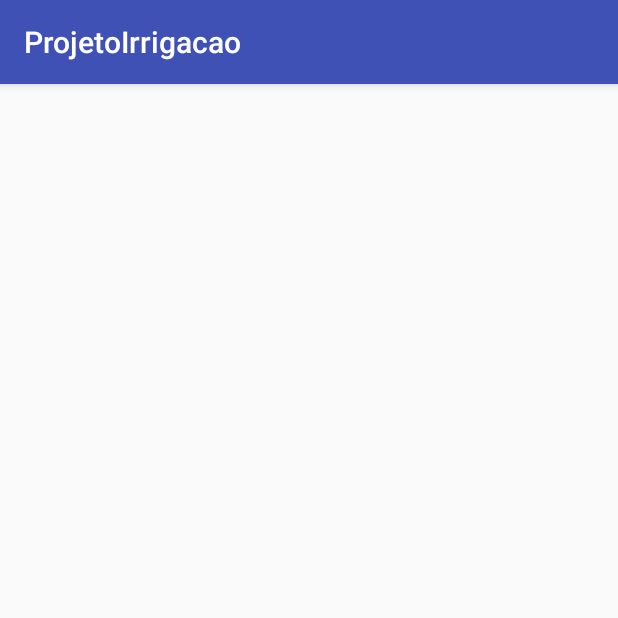
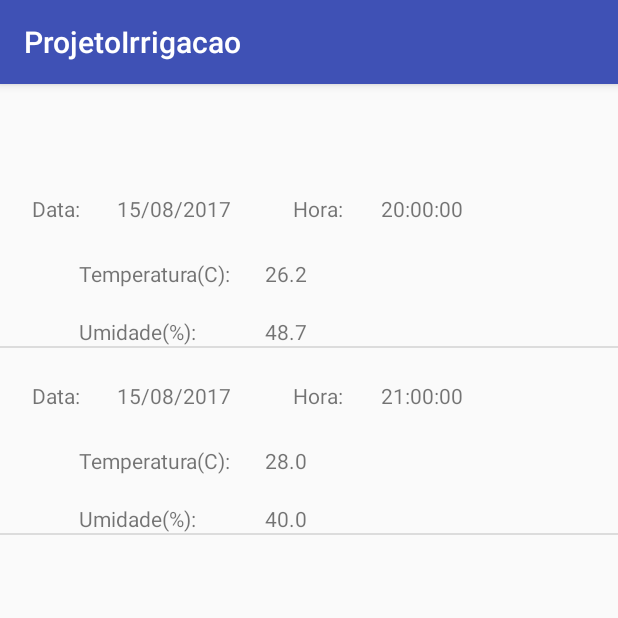
Before and after one commit to jonathan-carvalho/Irrigacao-Automatizada, an Android app: the ClimatologiaActivity screen opened directly, with no data from a screen before it, on a phone screen of 412 x 824 dp, the top half of it. Run offline under Robolectric (Android 15) with nearby library versions, the phone set to English and light mode, and no system bars.

Commit message:
Tela climatologia com adapter!

```diff
--- a/aplicativo/app/src/main/java/com/example/vinic/projetoirrigacao/ClimatologiaActivity.java
+++ b/aplicativo/app/src/main/java/com/example/vinic/projetoirrigacao/ClimatologiaActivity.java
@@ -9,12 +9,18 @@ import android.os.Message;
 import android.support.v7.app.AppCompatActivity;
 import android.util.Log;
 import android.view.View;
+import android.widget.ArrayAdapter;
+import android.widget.ListView;
 import android.widget.Toast;
 
+import java.io.BufferedReader;
+import java.io.FileNotFoundException;
 import java.io.IOException;
 import java.io.InputStream;
+import java.io.InputStreamReader;
 import java.io.OutputStream;
 import java.io.OutputStreamWriter;
+import java.util.ArrayList;
 
 /**
  * Created by vinic on 18/08/2017.
@@ -26,16 +32,36 @@ public class ClimatologiaActivity extends AppCompatActivity {
 
     Handler mHandler;
     StringBuilder dadosBluetooth = new StringBuilder();
-
+    ConexaoBluetooth conexaoBluetooth= ConexaoBluetooth.getInstance();
     ConnectedThread connectedThread;
 
     @Override
     protected void onCreate(Bundle savedInstanceState){
         super.onCreate(savedInstanceState);
         setContentView(R.layout.activity_climatologia);
+
         Toast.makeText(getApplicationContext(),"Iniciando coleta dos dados...", Toast.LENGTH_LONG).show();
 
-        mHandler = new Handler() {
+        /*
+        conexaoBluetooth.enviarDados("clima");
+        connectedThread= new ConnectedThread(conexaoBluetooth.mSocket);
+        connectedThread.start();
+*/
+        String test= "15,08,2017,20,00,00,26.2,48.7\n15,08,2017,21,00,00,28.0,40.0\n";
+
+
+        try {
+            OutputStreamWriter outputStreamWriter = new OutputStreamWriter(getApplicationContext().openFileOutput("climatologia", Context.MODE_PRIVATE));
+            outputStreamWriter.write(test);
+            outputStreamWriter.close();
+        } catch (IOException e) {
+            Log.e("Exception", "File write failed: " + e.toString());
+        }
+
+
+
+
+        /*mHandler = new Handler() {
 
             @Override
             public void handleMessage(Message msg) {
@@ -46,37 +72,68 @@ public class ClimatologiaActivity extends AppCompatActivity {
 
                     dadosBluetooth.append(recebidos);
 
-                    int fimInformacao = dadosBluetooth.indexOf("}");
+                    try {
+                        OutputStreamWriter outputStreamWriter = new OutputStreamWriter(getApplicationContext().openFileOutput("climatologia", Context.MODE_APPEND));
+                        outputStreamWriter.write(dadosBluetooth.toString());
+                        outputStreamWriter.close();
+                    } catch (IOException e) {
+                        Log.e("Exception", "File write failed: " + e.toString());
+                    }
+                    Toast.makeText(getApplicationContext(),"Concluído!", Toast.LENGTH_SHORT).show();
+                    Toast.makeText(getApplicationContext(),"Dados recebidos: "+dadosBluetooth.toString(), Toast.LENGTH_LONG).show();
 
-                    if(fimInformacao>0){
-
-                        String dadosCompletos = dadosBluetooth.substring(0, fimInformacao);
-
-                        int tamanhoInformacao = dadosCompletos.length();
-
-                        if(dadosBluetooth.charAt(0)== '{'){
-
-                            String dadosFinais= dadosBluetooth.substring(1, tamanhoInformacao);
-                            Log.d("TAG", dadosFinais);
-
-                            try {
-                                OutputStreamWriter outputStreamWriter = new OutputStreamWriter(getApplicationContext().openFileOutput("climatologia.csv", Context.MODE_PRIVATE));
-                                outputStreamWriter.write(dadosFinais);
-                                outputStreamWriter.close();
-                            } catch (IOException e) {
-                                Log.e("Exception", "File write failed: " + e.toString());
-                            }
-                            Toast.makeText(getApplicationContext(),"Concluído!", Toast.LENGTH_LONG).show();
-                            Toast.makeText(getApplicationContext(),"Dados recebidos: "+dadosFinais, Toast.LENGTH_LONG).show();
-
-                        }
-                        dadosBluetooth.delete(0,dadosBluetooth.length());
-                        dadosCompletos=" ";
-                    }
                 }
 
             }
-        };
+        };*/
+
+        ArrayList<Leitura> arrayList = new ArrayList<Leitura>();
+
+
+
+        try {
+            InputStream inputStream = getApplicationContext().openFileInput("climatologia");
+
+            if ( inputStream != null ) {
+                InputStreamReader inputStreamReader = new InputStreamReader(inputStream);
+                BufferedReader bufferedReader = new BufferedReader(inputStreamReader);
+                String receiveString = "";
+                StringBuilder stringBuilder = new StringBuilder();
+
+                while ( (receiveString = bufferedReader.readLine()) != null ) {
+                    String informacao[]= new String[8];
+                    informacao= receiveString.split(",");
+
+                    Leitura leitura= new Leitura();
+
+                    leitura.setDia(informacao[0]);
+                    leitura.setMes(informacao[1]);
+                    leitura.setAno(informacao[2]);
+                    leitura.setHora(informacao[3]);
+                    leitura.setMinuto(informacao[4]);
+                    leitura.setSegundo(informacao[5]);
+                    leitura.setTemperatura(informacao[6]);
+                    leitura.setUmidade(informacao[7]);
+
+
+                    arrayList.add(leitura);
+
+                }
+
+                inputStream.close();
+
+            }
+        }
+        catch (FileNotFoundException e) {
+            Log.e("login activity", "File not found: " + e.toString());
+        } catch (IOException e) {
+            Log.e("login activity", "Can not read file: " + e.toString());
+        }
+
+        final LeituraAdapter leituraAdapter= new LeituraAdapter(this,arrayList);
+        final ListView listClimatologia = (ListView) findViewById(R.id.id_listview_climatologia);
+        listClimatologia.setAdapter(leituraAdapter);
+
 
     }
 
--- /dev/null
+++ b/aplicativo/app/src/main/java/com/example/vinic/projetoirrigacao/Leitura.java
@@ -0,0 +1,81 @@
+package com.example.vinic.projetoirrigacao;
+
+/**
+ * Created by vinic on 22/08/2017.
+ */
+
+public class Leitura {
+
+    String dia;
+    String mes;
+    String ano;
+    String hora;
+    String minuto;
+    String segundo;
+    String temperatura;
+    String umidade;
+
+    public String getDia() {
+        return dia;
+    }
+
+    public void setDia(String dia) {
+        this.dia = dia;
+    }
+
+    public String getMes() {
+        return mes;
+    }
+
+    public void setMes(String mes) {
+        this.mes = mes;
+    }
+
+    public String getAno() {
+        return ano;
+    }
+
+    public void setAno(String ano) {
+        this.ano = ano;
+    }
+
+    public String getHora() {
+        return hora;
+    }
+
+    public void setHora(String hora) {
+        this.hora = hora;
+    }
+
+    public String getMinuto() {
+        return minuto;
+    }
+
+    public void setMinuto(String minuto) {
+        this.minuto = minuto;
+    }
+
+    public String getSegundo() {
+        return segundo;
+    }
+
+    public void setSegundo(String segundo) {
+        this.segundo = segundo;
+    }
+
+    public String getTemperatura() {
+        return temperatura;
+    }
+
+    public void setTemperatura(String temperatura) {
+        this.temperatura = temperatura;
+    }
+
+    public String getUmidade() {
+        return umidade;
+    }
+
+    public void setUmidade(String umidade) {
+        this.umidade = umidade;
+    }
+}
--- /dev/null
+++ b/aplicativo/app/src/main/java/com/example/vinic/projetoirrigacao/LeituraAdapter.java
@@ -0,0 +1,59 @@
+package com.example.vinic.projetoirrigacao;
+
+import android.content.Context;
+import android.support.annotation.Nullable;
+import android.view.LayoutInflater;
+import android.view.View;
+import android.view.ViewGroup;
+import android.widget.ArrayAdapter;
+import android.widget.TextView;
+
+import java.util.ArrayList;
+
+/**
+ * Created by vinic on 22/08/2017.
+ */
+
+public class LeituraAdapter extends ArrayAdapter {
+
+    public LeituraAdapter(Context context, ArrayList<Leitura> leituras){
+        super(context, 0, leituras);
+    }
+
+    @Override
+    public View getView(int posicao, View convertView, ViewGroup parent){
+        Leitura leitura= (Leitura) getItem(posicao);
+
+        if(convertView == null){
+            convertView = LayoutInflater.from(getContext()).inflate(R.layout.activity_climatologia_adapteer, parent, false);
+        }
+
+        String date = leitura.getDia()+"/"+leitura.getMes()+"/"+leitura.getAno();
+        String hora= leitura.getHora()+":"+leitura.getMinuto()+":"+leitura.getSegundo();
+
+        TextView leitura_date= (TextView) convertView.findViewById(R.id.id_data);
+        TextView leiura_hora= (TextView) convertView.findViewById(R.id.id_hora);
+        TextView leitura_temperatura= (TextView) convertView.findViewById(R.id.id_temperatura);
+        TextView leitura_umidade= (TextView) convertView.findViewById(R.id.id_umidade);
+
+        leitura_date.setText(date);
+        leiura_hora.setText(hora);
+        leitura_temperatura.setText(leitura.getTemperatura());
+        leitura_umidade.setText(leitura.getUmidade());
+
+        return convertView;
+    }
+
+    @Nullable
+    @Override
+    public Object getItem(int position) {
+        return super.getItem(position);
+    }
+
+    @Override
+    public int getCount() {
+        return super.getCount();
+    }
+
+
+}
--- a/aplicativo/app/src/main/res/layout/activity_climatologia.xml
+++ b/aplicativo/app/src/main/res/layout/activity_climatologia.xml
@@ -3,4 +3,11 @@
     android:layout_width="match_parent" android:layout_height="match_parent">
 
 
+    <ListView
+        android:id="@+id/id_listview_climatologia"
+        android:layout_width="match_parent"
+        android:layout_height="match_parent"
+        android:layout_marginTop="51dp"
+        android:layout_alignParentTop="true"
+        android:layout_alignParentStart="true" />
 </RelativeLayout>
--- /dev/null
+++ b/aplicativo/app/src/main/res/layout/activity_climatologia_adapteer.xml
@@ -0,0 +1,77 @@
+<?xml version="1.0" encoding="utf-8"?>
+<RelativeLayout xmlns:android="http://schemas.android.com/apk/res/android"
+    android:layout_width="match_parent" android:layout_height="match_parent">
+
+    <TextView
+        android:id="@+id/textView"
+        android:layout_width="wrap_content"
+        android:layout_height="wrap_content"
+        android:layout_alignParentStart="true"
+        android:layout_alignParentTop="true"
+        android:layout_marginStart="21dp"
+        android:layout_marginTop="22dp"
+        android:text="Data: " />
+
+    <TextView
+        android:id="@+id/id_data"
+        android:layout_width="wrap_content"
+        android:layout_height="wrap_content"
+        android:layout_alignTop="@+id/textView"
+        android:layout_marginStart="21dp"
+        android:layout_toEndOf="@+id/textView"
+        android:text="TextView" />
+
+    <TextView
+        android:id="@+id/textView3"
+        android:layout_width="wrap_content"
+        android:layout_height="wrap_content"
+        android:layout_alignTop="@+id/id_data"
+        android:layout_marginStart="41dp"
+        android:layout_toEndOf="@+id/id_data"
+        android:text="Hora:" />
+
+    <TextView
+        android:id="@+id/id_hora"
+        android:layout_width="wrap_content"
+        android:layout_height="wrap_content"
+        android:layout_alignTop="@+id/textView3"
+        android:layout_marginStart="25dp"
+        android:layout_toEndOf="@+id/textView3"
+        android:text="TextView" />
+
+    <TextView
+        android:id="@+id/textView5"
+        android:layout_width="wrap_content"
+        android:layout_height="wrap_content"
+        android:layout_alignStart="@+id/textView"
+        android:layout_below="@+id/textView"
+        android:layout_marginStart="31dp"
+        android:layout_marginTop="24dp"
+        android:text="Temperatura(C): " />
+
+    <TextView
+        android:id="@+id/id_temperatura"
+        android:layout_width="wrap_content"
+        android:layout_height="wrap_content"
+        android:layout_alignTop="@+id/textView5"
+        android:layout_marginStart="20dp"
+        android:layout_toEndOf="@+id/textView5"
+        android:text="TextView" />
+
+    <TextView
+        android:id="@+id/textView7"
+        android:layout_width="wrap_content"
+        android:layout_height="wrap_content"
+        android:layout_alignStart="@+id/textView5"
+        android:layout_below="@+id/textView5"
+        android:layout_marginTop="19dp"
+        android:text="Umidade(%):" />
+
+    <TextView
+        android:id="@+id/id_umidade"
+        android:layout_width="wrap_content"
+        android:layout_height="wrap_content"
+        android:layout_alignEnd="@+id/id_temperatura"
+        android:layout_alignTop="@+id/textView7"
+        android:text="TextView" />
+</RelativeLayout>
```
